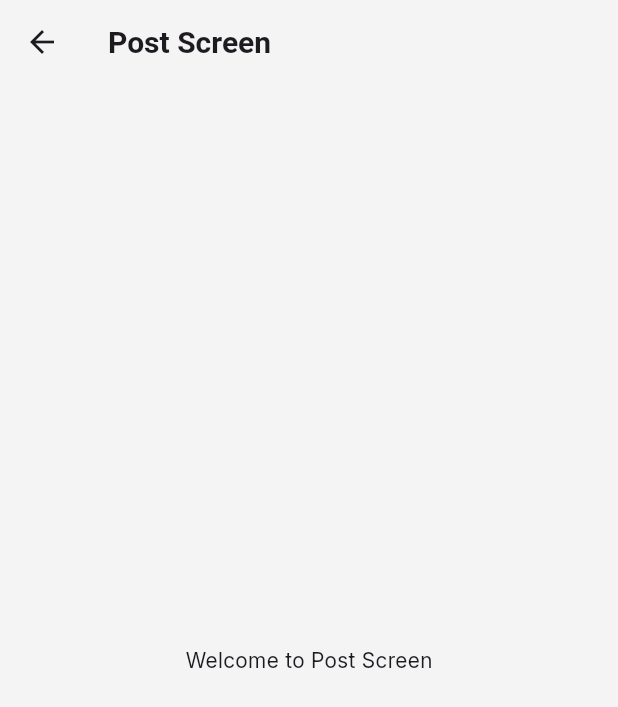
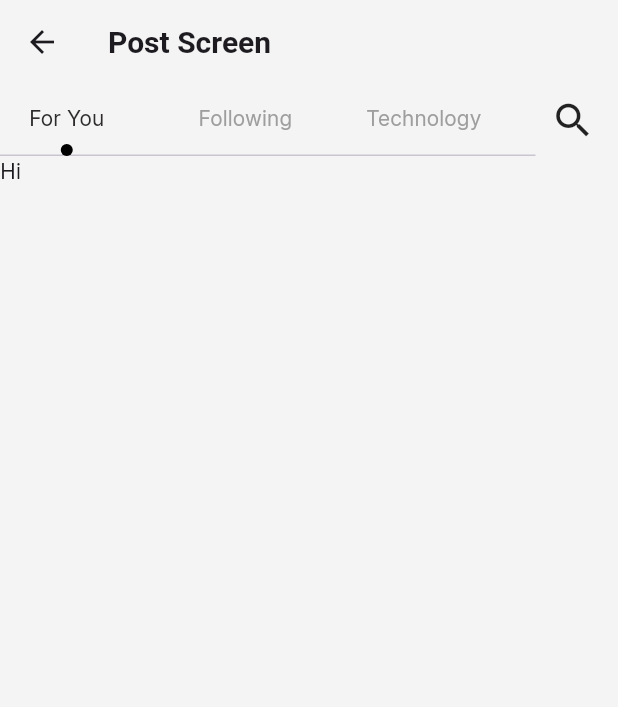
Before and after one commit to quyettc1112/the_unwind_blog, a Flutter app: the PostScreen screen opened directly, on a phone screen of 412 x 824 dp. Shown: the top 707 px of the screen. Run offline on Flutter 3.47's test engine with Material 3 defaults, Android fonts, the phone set to English and light mode, and no system bars; our stand-ins replace crystal_navigation_bar, dartz, dio, flutter_bloc, flutter_secure_storage, flutter_svg and 7 more; missing offline and left inert: flutter_appauth; accounts and stored records are empty; generated files the repository leaves out were written again; network calls fail.

Commit message:
Update TAb

```diff
--- /dev/null
+++ b/lib/common/widgets/tabbar/circle_tab_indicator.dart
@@ -0,0 +1,34 @@
+import 'package:flutter/cupertino.dart';
+
+class CircleTabIndicator extends Decoration {
+  final Color color;
+  final double radius;
+
+  CircleTabIndicator({required this.color, required this.radius});
+
+  @override
+  BoxPainter createBoxPainter([VoidCallback? onChanged]) {
+    return _CirclePainter(color: color, radius: radius);
+  }
+}
+
+class _CirclePainter extends BoxPainter {
+  final double radius;
+  final Color color;
+
+  _CirclePainter({required this.color, required this.radius});
+
+  @override
+  void paint(Canvas canvas, Offset offset, ImageConfiguration cfg) {
+    final Paint _paint = Paint()
+      ..color = color
+      ..isAntiAlias = true;
+
+    final Offset circleOffset = offset + Offset(
+      cfg.size!.width / 2,
+      cfg.size!.height - radius,
+    );
+
+    canvas.drawCircle(circleOffset, radius, _paint);
+  }
+}
--- a/lib/presentation/home_screen/widgets/blog_card.dart
+++ b/lib/presentation/home_screen/widgets/blog_card.dart
@@ -141,7 +141,7 @@ class _BlogCardState extends State<BlogCard> with SingleTickerProviderStateMixin
                 top: 12,
                 right: 12,
                 child: AnimatedScale(
-                  scale: widget.isBookmarked ? 1.1 : 1.0,
+                  scale: widget.isBookmarked ? 1.0 : 0.9,
                   duration: const Duration(milliseconds: 200),
                   child: Container(
                     decoration: BoxDecoration(
@@ -158,8 +158,8 @@ class _BlogCardState extends State<BlogCard> with SingleTickerProviderStateMixin
                             : colorScheme.onSurface,
                       ),
                       onPressed: () => widget.onToggleBookmark(widget.blog.id),
-                      iconSize: 24,
-                      padding: const EdgeInsets.all(8),
+                      iconSize: 20,
+                      padding: const EdgeInsets.all(5),
                       constraints: const BoxConstraints(),
                     ),
                   ),
--- a/lib/presentation/mark_screen/pages/bookmark_screen.dart
+++ b/lib/presentation/mark_screen/pages/bookmark_screen.dart
@@ -55,7 +55,7 @@ class _BookmarksScreenState extends State<BookmarksScreen>
     final textTheme = theme.textTheme;
 
     return Scaffold(
-      appBar: BasicAppBar(title: Text('Post Screen')),
+      appBar: BasicAppBar(title: Text('Bookmarks Screen')),
       body: FadeTransition(
         opacity: _fadeAnimation,
         child:
--- a/lib/presentation/post_screen/pages/post_screen.dart
+++ b/lib/presentation/post_screen/pages/post_screen.dart
@@ -1,17 +1,117 @@
 import 'package:flutter/material.dart';
 import 'package:flutter_svg/flutter_svg.dart';
+import 'package:the_unwind_blog/common/helper/is_dark_mode.dart';
 import '../../../common/widgets/appbar/app_bar.dart';
+import '../../../common/widgets/tabbar/circle_tab_indicator.dart';
+import '../../../core/config/theme/app_colors.dart';
 
 class PostScreen extends StatelessWidget {
   @override
   Widget build(BuildContext context) {
     return Scaffold(
-      appBar: BasicAppBar(
-        title: Text('Post Screen'),
-      ),
-      body: Center(
-        child: Text("Welcome to Post Screen"),
+      appBar: BasicAppBar(title: Text('Post Screen')),
+      body: MediaQuery.removePadding(
+        context: context,
+        removeLeft: true,
+        child: CustomTabBarExample(),
       ),
     );
   }
 }
+
+class CustomTabBarExample extends StatefulWidget {
+  @override
+  _CustomTabBarExampleState createState() => _CustomTabBarExampleState();
+}
+
+class _CustomTabBarExampleState extends State<CustomTabBarExample>
+    with TickerProviderStateMixin {
+  late TabController _tabController;
+  late AnimationController _animationController;
+  late Animation<double> animation;
+
+  @override
+  void initState() {
+    super.initState();
+
+    // Initialize TabController
+    _tabController = TabController(length: 3, vsync: this);
+
+    // Initialize AnimationController
+    _animationController = AnimationController(
+      duration: const Duration(seconds: 2),
+      vsync: this,
+    );
+
+    // Set up an opacity animation from 0 to 1
+    animation = Tween<double>(begin: 0.0, end: 1.0).animate(
+      CurvedAnimation(parent: _animationController, curve: Curves.easeInOut),
+    );
+
+    // Start the animation
+    _animationController.forward();
+  }
+
+  @override
+  void dispose() {
+    _tabController.dispose();
+    _animationController.dispose();
+    super.dispose();
+  }
+
+  @override
+  Widget build(BuildContext context) {
+    return Scaffold(
+        body: Column(
+          children: [
+          // Custom TabBar
+          Container(
+          child: Row(
+            children: [
+              Expanded(
+                child: Align(
+                  alignment: Alignment.centerLeft,
+                  child: TabBar(
+                    controller: _tabController,
+                    isScrollable: false,
+                    labelColor: context.isDarkMode
+                        ? AppColors.background_white
+                        : AppColors.background_black,
+                    unselectedLabelColor: Colors.grey,
+                    indicator: CircleTabIndicator(
+                      color: Colors.black,
+                      radius: 4,
+                    ),
+                    labelPadding: EdgeInsets.only(right: 30),
+                    indicatorPadding: EdgeInsets.zero,
+                    tabs: [
+                      Tab(text: 'For You'),
+                      Tab(text: 'Following'),
+                      Tab(text: 'Technology'),
+                    ],
+                  ),
+                ),
+              ),
+
+              // Icon
+              Container(
+                margin: EdgeInsets.only(left: 10, right: 15), // Cách tab một xíu
+                child: Icon(Icons.search, size: 30),
+              ),
+            ],
+          ),
+        ),
+        Container(
+        width: double.maxFinite,
+        height: 300,
+    child: TabBarView(
+    controller: _tabController,
+        children: [Text('Hi'), Text('There'), Text('Here')],
+    ),
+    ),
+    ],
+    )
+    ,
+    );
+  }
+}
```
Also changed, not shown: lib/common/widgets/tabbar/tabbar.dart (added, +109 -0 lines).
